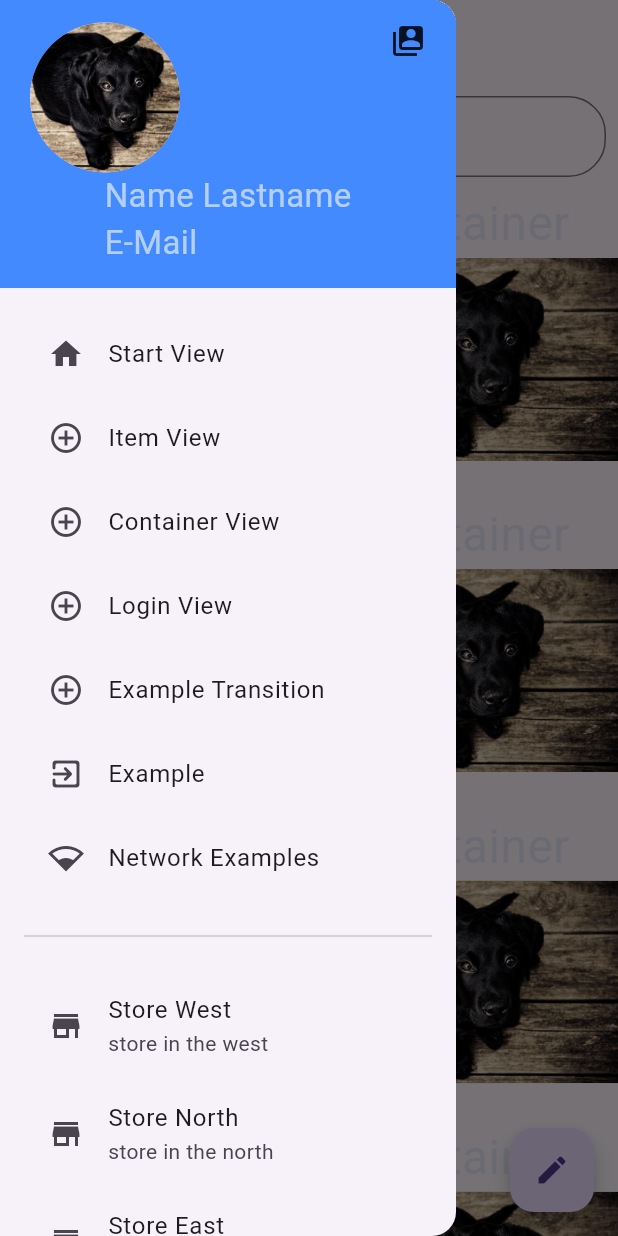
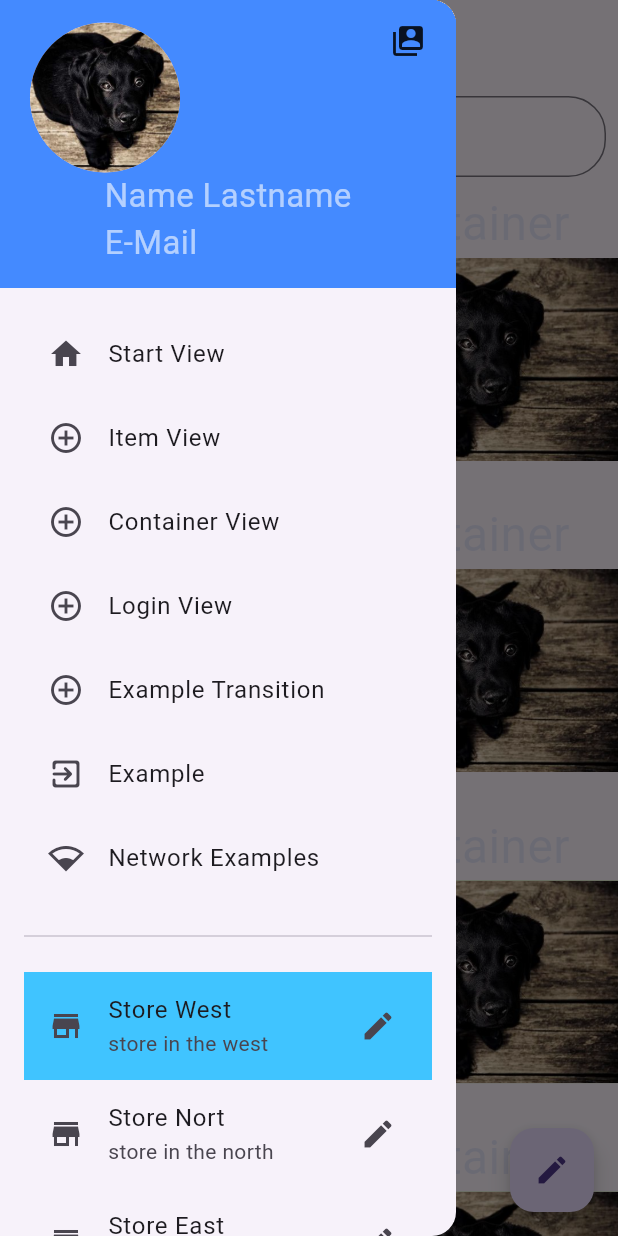
Before and after one commit to ftwr42/where_is_it_frontend, a Flutter app: the screen it shows after launch, with the side drawer open, on a phone screen of 412 x 824 dp. Run offline on Flutter 3.47's test engine with Material 3 defaults, Android fonts, the phone set to English and light mode, and no system bars; our stand-ins replace camera, get, image_picker.

Commit message:
added state management to drawer store

```diff
--- a/lib/aa_model/StoreModel.dart
+++ b/lib/aa_model/StoreModel.dart
@@ -1,11 +1,4 @@
 class StoreModel {
-  static List<StoreModel> models = [
-    StoreModel(name: "Store West", id: "westid", shortDescription: "store in the west"),
-    StoreModel(name: "Store North", id: "northid", shortDescription: "store in the north"),
-    StoreModel(name: "Store East", id: "eastid", shortDescription: "store in the east"),
-  ];
-  static StoreModel current = models[0];
-
   StoreModel({this.name = "name", this.id = "id", this.shortDescription = "description"});
 
   String name = "";
--- a/lib/drawer/drawer_controller.dart
+++ b/lib/drawer/drawer_controller.dart
@@ -12,13 +12,44 @@ class WiiDrawerController extends RxController {
     _profile.refresh();
   }
 
-  RxList<StoreModel> _store = StoreModel.models.obs;
+  // RxList<Map<String, dynamic>> _stores = RxList(
+  //   [
+  //     {"name": "Store West", "id": "westid", "shortdescription": "store in the west"},
+  //     {"name": "Store Nort", "id": "northid", "shortdescription": "store in the north"},
+  //     {"name": "Store East", "id": "eastid", "shortdescription": "store in the east"},
+  //   ],
+  // );
 
-  List<StoreModel> get getStoreModel => _store.value;
+  RxString activeStore = "westid".obs;
+
+  void changeActiveStore(String id) {
+    activeStore.value = id;
+    activeStore.refresh();
+  }
+
+  RxList<StoreModel> _stores = RxList(
+    [
+      StoreModel(name: "Store West", id: "westid", shortDescription: "store in the west"),
+      StoreModel(name: "Store Nort", id: "northid", shortDescription: "store in the north"),
+      StoreModel(name: "Store East", id: "eastid", shortDescription: "store in the east"),
+    ],
+  );
+
+  // RxList<Map<String, dynamic>> get getStores => _stores;
+  RxList<StoreModel> get getStores => _stores;
+
+  // void addStoreModel(StoreModel model) {
+  //   _stores.add({"name": model.name, "id": model.id, "shortdescription": model.shortDescription});
+  //   _stores.refresh();
+  // }
 
   void addStoreModel(StoreModel model) {
-    _store.value.add(model);
-    _store.refresh();
+    _stores.add(model);
+    _stores.refresh();
+  }
+
+  void changeStoreModel() {
+    _stores.refresh();
   }
 
   // @override
--- a/lib/drawer/drawer_view.dart
+++ b/lib/drawer/drawer_view.dart
@@ -110,8 +110,52 @@ class DrawerView extends GetView<WiiDrawerController> {
     );
   }
 
+  var counter = 0;
+
   Widget buildMenuItems(BuildContext context) {
     // var state = StoreState();
+
+    // var storex = Obx(() {
+    //   var stores = controller.getStores;
+    //   Iterator<Map<String, dynamic>> getStores = stores.iterator;
+    //   List<Widget> s = <Widget>[];
+    //   for (int i = 0; i < stores.length; ++i) {
+    //     getStores.moveNext();
+    //     var current = getStores.current;
+    //     var name = current['name'];
+    //     var id = current['id'];
+    //     var shortdescription = current['shortdescription'];
+    //
+    //     var item =
+    //         storeItem(context, StoreModel(name: name, id: id, shortDescription: shortdescription));
+    //     s.add(item);
+    //   }
+    //
+    //   return Column(
+    //     children: s,
+    //   );
+    // });
+
+    var storex = Obx(() {
+      var stores = controller.getStores;
+      Iterator<StoreModel> getStores = stores.iterator;
+      List<Widget> s = <Widget>[];
+      for (int i = 0; i < stores.length; ++i) {
+        getStores.moveNext();
+        var current = getStores.current;
+        var item;
+        if (controller.activeStore == current.id) {
+          item = storeItem(context, current, true);
+        } else {
+          item = storeItem(context, current, false);
+        }
+        s.add(item);
+      }
+
+      return Column(
+        children: s,
+      );
+    });
 
     return Container(
       padding: EdgeInsets.all(16),
@@ -123,11 +167,13 @@ class DrawerView extends GetView<WiiDrawerController> {
           ),
           Divider(),
           Column(
-            children: controller.getStoreModel.map((e) => storeItem(context, e)).toList() +
-                [
+            children: [
+              storex,
               Container(
                 child: ElevatedButton(
-                      onPressed: () {},
+                  onPressed: () {
+                    Get.to(StorePage(model: StoreModel()));
+                  },
                   child: Center(child: Icon(Icons.add_circle_outline)),
                 ),
               ),
@@ -142,15 +188,21 @@ class DrawerView extends GetView<WiiDrawerController> {
     );
   }
 
-  Widget storeItem(BuildContext context, StoreModel item) => ListTile(
+  Widget storeItem(BuildContext context, StoreModel model, bool active) => Container(
+        color: active ? Colors.lightBlueAccent : null,
+        child: ListTile(
           leading: Icon(Icons.store),
-        title: Text(item.name),
-        subtitle: Text(item.shortDescription),
+          trailing: GestureDetector(
               onTap: () {
-          Get.to(StorePage(
-            model: item,
-          ));
+                Get.to(StorePage(model: model));
               },
+              child: Icon(Icons.edit)),
+          title: Text(model.name),
+          subtitle: Text(model.shortDescription),
+          onTap: () {
+            controller.activeStore.value = model.id;
+          },
+        ),
       );
 
   Widget drawerItem(BuildContext context, Map<String, dynamic> item) => ListTile(
--- a/lib/pages.dart
+++ b/lib/pages.dart
@@ -38,7 +38,11 @@ class WiiPages {
     return [
       GetPage(name: '/', page: () => HomePage()),
       GetPage(name: '/profile', page: () => ProfilePage()),
-      GetPage(name: '/store', page: () => StorePage(model: StoreModel.models[0])),
+      GetPage(
+          name: '/store',
+          page: () => StorePage(
+                model: StoreModel(name: "", id: "", shortDescription: ""),
+              )),
     ];
   }
 
```
Also changed, not shown: lib/store/store_page.dart (+8 -2 lines). Lines whose indentation alone changed are shown as unchanged.
